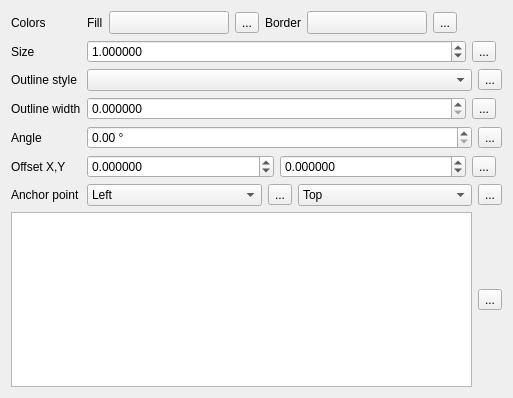
The window that src/ui/symbollayer/widget_simplemarker.ui (carsmie/QGIS) describes before a commit, drawn with Qt 5.
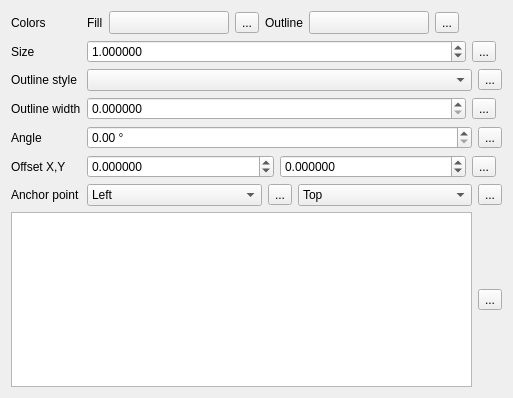
The same window after the commit. Custom widgets are drawn as their Qt base class.

Commit message:
Standardise naming of border/outline in symbol GUI
Now for markers it's always "outline", and for fills it's
always "border"

The edit to the form file:
```diff
--- a/src/ui/symbollayer/widget_simplemarker.ui
+++ b/src/ui/symbollayer/widget_simplemarker.ui
@@ -364,7 +364,7 @@
         </sizepolicy>
        </property>
        <property name="text">
-        <string>Border</string>
+        <string>Outline</string>
        </property>
       </widget>
      </item>
```
The commit also changes 2 other files.
